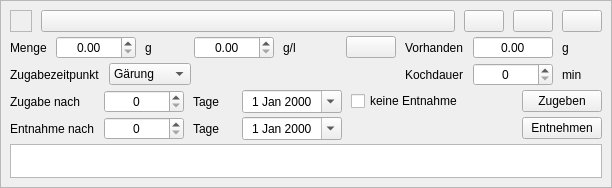
This is kleiner-brauhelfer/widgets/wdgweiterezutatgabe.ui in kleiner-brauhelfer/kleiner-brauhelfer-2 as Qt 5 draws it before an edit. The edited form follows.
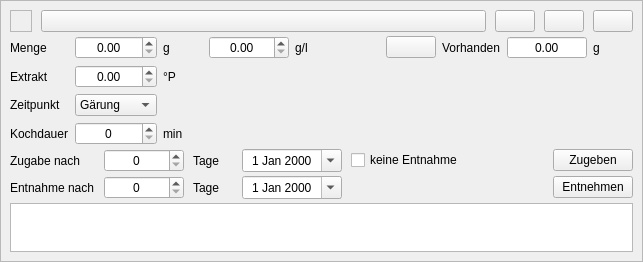
This is the edited form. Icons and pictures are not drawn. Custom widgets are drawn as their Qt base class.

Commit message: Eingabemöglichkeit des Extrakts (Anteil an Stammwürze) für Malzgaben und weitere Zutaten

The edit to the form file:
```diff
--- a/kleiner-brauhelfer/widgets/wdgweiterezutatgabe.ui
+++ b/kleiner-brauhelfer/widgets/wdgweiterezutatgabe.ui
@@ -6,8 +6,8 @@
    <rect>
     <x>0</x>
     <y>0</y>
-    <width>612</width>
-    <height>188</height>
+    <width>643</width>
+    <height>262</height>
    </rect>
   </property>
   <property name="autoFillBackground">
@@ -117,87 +117,50 @@
        </layout>
       </item>
       <item>
-       <layout class="QHBoxLayout" name="horizontalLayout_8">
-        <property name="spacing">
-         <number>9</number>
-        </property>
-        <item>
-         <widget class="QLabel" name="label_3">
-          <property name="text">
-           <string>Menge</string>
-          </property>
-         </widget>
-        </item>
-        <item>
-         <widget class="DoubleSpinBox" name="tbMengeTotal">
-          <property name="minimumSize">
-           <size>
-            <width>80</width>
-            <height>0</height>
-           </size>
-          </property>
+       <widget class="QWidget" name="wdgZugabezeitpunkt" native="true">
+        <layout class="QGridLayout" name="gridLayout_2">
+         <property name="leftMargin">
+          <number>0</number>
+         </property>
+         <property name="topMargin">
+          <number>0</number>
+         </property>
+         <property name="rightMargin">
+          <number>0</number>
+         </property>
+         <property name="bottomMargin">
+          <number>0</number>
+         </property>
+         <item row="2" column="1">
+          <widget class="ComboBox" name="cbZugabezeitpunkt">
           <property name="toolTip">
-           <string>&lt;html&gt;&lt;head/&gt;&lt;body&gt;&lt;p&gt;In diesem Feld gibt der Kleine Brauhelfer die &lt;span style=&quot; font-weight:600;&quot;&gt;Gesamtmenge&lt;/span&gt; für die &lt;span style=&quot; font-weight:600;&quot;&gt;Weitere Zutat &lt;/span&gt;berechnet auf die Ausschlagmenge im Rezept an. &lt;span style=&quot; font-weight:600;&quot;&gt;Ausschlagmenge&lt;/span&gt; meint hier die anfangs definierte &lt;span style=&quot; font-weight:600;&quot;&gt;Jungbiermenge&lt;/span&gt;.&lt;/p&gt;&lt;p&gt;&lt;span style=&quot; font-weight:600; color:#fc0107;&quot;&gt;Achtung:&lt;/span&gt; Wie jedes Rezept ist dies eine Kalkulation. Spätere Verluste, Abweichungen werden nicht berücksicht.&lt;/p&gt;&lt;/body&gt;&lt;/html&gt;</string>
-          </property>
-          <property name="alignment">
-           <set>Qt::AlignCenter</set>
-          </property>
-          <property name="decimals">
-           <number>2</number>
-          </property>
-          <property name="minimum">
-           <double>0.000000000000000</double>
-          </property>
-          <property name="maximum">
-           <double>9999.000000000000000</double>
-          </property>
-          <property name="singleStep">
-           <double>1.000000000000000</double>
-          </property>
-         </widget>
+            <string>&lt;html&gt;&lt;head/&gt;&lt;body&gt;&lt;p&gt;Dieser Reiter definiert den &lt;span style=&quot; font-weight:600;&quot;&gt;Zugabezeitpunkt&lt;/span&gt; der weiteren Zutat. Unterschieden wird zwischen Maischeprozess, Hopfenkochen und Gärung. Ausgenommen sind Hopfengaben in der Gärung, bekannt als Hopfenstopfen. Diese werden gesondert erfasst.&lt;/p&gt;&lt;p&gt;Der Zugabezeitpunkt kann entscheidend für den Gärverlauf und die Ausbeute sein, je nach Zutat. So wirken sich manche Zuckerarten oder Gewüze beim Kochen oder in der Gärung vollkommen unterschiedlich auf das &lt;span style=&quot; font-weight:600;&quot;&gt;Geschmacksergebnis&lt;/span&gt; aus.&lt;/p&gt;&lt;p&gt;Ist man sich bei diesem Schritt unsicher, hilft bei unbekannten oder nicht erprobten oder gut dokumentierten Zutaten eine gründliche Recherche in den einschlägigen Büchern und Foren. Ansonsten heißt es ausprobieren. Um unangenehme Überraschungen zu vermeiden gilt dabei &amp;quot;&lt;span style=&quot; font-weight:600;&quot;&gt;Weniger ist mehr&lt;/span&gt;&amp;quot;.&lt;/p&gt;&lt;/body&gt;&lt;/html&gt;</string>
+           </property>
+           <item>
+            <property name="text">
+             <string>Gärung</string>
+            </property>
         </item>
         <item>
-         <widget class="QLabel" name="lblEinheit">
-          <property name="minimumSize">
-           <size>
-            <width>40</width>
-            <height>0</height>
-           </size>
-          </property>
+            <property name="text">
+             <string>Kochen</string>
+            </property>
+           </item>
+           <item>
           <property name="text">
-           <string>g</string>
-          </property>
-         </widget>
-        </item>
-        <item>
-         <widget class="DoubleSpinBox" name="tbMenge">
-          <property name="minimumSize">
-           <size>
-            <width>80</width>
-            <height>0</height>
-           </size>
-          </property>
-          <property name="toolTip">
-           <string>&lt;html&gt;&lt;head/&gt;&lt;body&gt;&lt;p&gt;In diesem Feld wird die Menge &lt;span style=&quot; font-weight:600;&quot;&gt;Weiterer Zutaten &lt;/span&gt;in &lt;span style=&quot; font-weight:600;&quot;&gt;Gramm pro Liter&lt;/span&gt; angegeben.&lt;/p&gt;&lt;p&gt;&lt;span style=&quot; font-weight:600; color:#fc0107;&quot;&gt;Achtung: &lt;/span&gt;Der Kleine Brauhelder berechnet&lt;span style=&quot; font-weight:600;&quot;/&gt;Zutaten&lt;span style=&quot; font-weight:600;&quot;&gt; allein und ausschließlich&lt;/span&gt; für die &lt;span style=&quot; font-weight:600;&quot;&gt;Gesamtmenge&lt;/span&gt; des Rezeptes. Die Gesamtmenge meint allein die definierte &lt;span style=&quot; font-weight:600;&quot;&gt;Jungbiermenge&lt;/span&gt; des Rezeptes wie im Tab Rezept am Anfang der Rezepterstellung festgelegt.&lt;/p&gt;&lt;/body&gt;&lt;/html&gt;</string>
-          </property>
-          <property name="alignment">
-           <set>Qt::AlignCenter</set>
-          </property>
-          <property name="decimals">
-           <number>2</number>
-          </property>
-          <property name="minimum">
-           <double>0.000000000000000</double>
-          </property>
-          <property name="maximum">
-           <double>9999.000000000000000</double>
-          </property>
-          <property name="singleStep">
-           <double>0.100000000000000</double>
-          </property>
-         </widget>
-        </item>
-        <item>
+             <string>Maischen</string>
+            </property>
+           </item>
+          </widget>
+         </item>
+         <item row="2" column="0">
+          <widget class="QLabel" name="label">
+           <property name="text">
+            <string>Zeitpunkt</string>
+           </property>
+          </widget>
+         </item>
+         <item row="0" column="4">
          <widget class="QLabel" name="lblEinheitProLiter">
           <property name="minimumSize">
            <size>
@@ -210,50 +173,75 @@
           </property>
          </widget>
         </item>
-        <item>
-         <spacer name="horizontalSpacer_3">
-          <property name="orientation">
-           <enum>Qt::Horizontal</enum>
-          </property>
-          <property name="sizeHint" stdset="0">
+         <item row="0" column="3">
+          <widget class="DoubleSpinBox" name="tbMenge">
+           <property name="minimumSize">
            <size>
-            <width>40</width>
-            <height>20</height>
-           </size>
-          </property>
-         </spacer>
-        </item>
-        <item>
-         <widget class="QPushButton" name="btnAufbrauchen">
+             <width>80</width>
+             <height>0</height>
+            </size>
+           </property>
+           <property name="toolTip">
+            <string>&lt;html&gt;&lt;head/&gt;&lt;body&gt;&lt;p&gt;In diesem Feld wird die Menge &lt;span style=&quot; font-weight:600;&quot;&gt;Weiterer Zutaten &lt;/span&gt;in &lt;span style=&quot; font-weight:600;&quot;&gt;Gramm pro Liter&lt;/span&gt; angegeben.&lt;/p&gt;&lt;p&gt;&lt;span style=&quot; font-weight:600; color:#fc0107;&quot;&gt;Achtung: &lt;/span&gt;Der Kleine Brauhelder berechnet&lt;span style=&quot; font-weight:600;&quot;/&gt;Zutaten&lt;span style=&quot; font-weight:600;&quot;&gt; allein und ausschließlich&lt;/span&gt; für die &lt;span style=&quot; font-weight:600;&quot;&gt;Gesamtmenge&lt;/span&gt; des Rezeptes. Die Gesamtmenge meint allein die definierte &lt;span style=&quot; font-weight:600;&quot;&gt;Jungbiermenge&lt;/span&gt; des Rezeptes wie im Tab Rezept am Anfang der Rezepterstellung festgelegt.&lt;/p&gt;&lt;/body&gt;&lt;/html&gt;</string>
+           </property>
+           <property name="alignment">
+            <set>Qt::AlignCenter</set>
+           </property>
+           <property name="decimals">
+            <number>2</number>
+           </property>
+           <property name="minimum">
+            <double>0.000000000000000</double>
+           </property>
+           <property name="maximum">
+            <double>9999.000000000000000</double>
+           </property>
+           <property name="singleStep">
+            <double>0.100000000000000</double>
+           </property>
+          </widget>
+         </item>
+         <item row="1" column="0">
+          <widget class="QLabel" name="lblExtrakt">
+           <property name="text">
+            <string>Extrakt</string>
+           </property>
+          </widget>
+         </item>
+         <item row="3" column="1">
+          <widget class="SpinBox" name="tbKochdauer">
           <property name="minimumSize">
            <size>
-            <width>50</width>
+             <width>80</width>
             <height>0</height>
            </size>
           </property>
-          <property name="maximumSize">
-           <size>
-            <width>50</width>
-            <height>16777215</height>
-           </size>
-          </property>
           <property name="toolTip">
-           <string>&lt;html&gt;&lt;head/&gt;&lt;body&gt;&lt;p&gt;Ein Klick auf den Pfeil trägt die &lt;span style=&quot; font-weight:600;&quot;&gt;gesamte Menge&lt;/span&gt; der Zutat aus der Rohstoffliste ein.&lt;/p&gt;&lt;p&gt;Diese Funktion macht Sinn bei Restbeständen, bei größeren Mengen verständlicherweise nicht.&lt;/p&gt;&lt;/body&gt;&lt;/html&gt;</string>
-          </property>
-          <property name="icon">
-           <iconset resource="../images.qrc">
-            <normaloff>:/images/uebertrag_links.svg</normaloff>:/images/uebertrag_links.svg</iconset>
-          </property>
-         </widget>
-        </item>
-        <item>
+            <string>&lt;html&gt;&lt;head/&gt;&lt;body&gt;&lt;p&gt;In diesem Feld wird die &lt;span style=&quot; font-weight:600;&quot;&gt;Kochdauer&lt;/span&gt; für die weitere Zutat definiert, so diese beim Hopfenkochen zugegeben wird. Beim Maischen und in der Gärung sollte dieser Wert mit Null angegeben werden.&lt;/p&gt;&lt;p&gt;Die Kochdauer kann entscheidend in der Betonung von &lt;span style=&quot; font-weight:600;&quot;&gt;Geschmacksnoten&lt;/span&gt; sein, da sich Zugaben beim Kochen zeitlich vollkommen unterschiedlich verhalten können oder später das Verhalten anderer Zugaben beeinflussen. Ein Beispiel hierfür ist Hefe, aber auch Gewürzeinträge unterscheiden sich maßgebend, je nachdem ob heiß oder kalt zugegeben.&lt;/p&gt;&lt;p&gt;Dies rührt unter anderem daher, dass Molekülketten bei mit höherer Temperatur und längerer Zeit aufgespalten werden können und sich Geschmacks- oder Geruchskomponenten &lt;span style=&quot; font-weight:600;&quot;&gt;unterschiedlich dominant&lt;/span&gt; verhalten.&lt;/p&gt;&lt;/body&gt;&lt;/html&gt;</string>
+           </property>
+           <property name="alignment">
+            <set>Qt::AlignCenter</set>
+           </property>
+           <property name="maximum">
+            <number>999</number>
+           </property>
+          </widget>
+         </item>
+         <item row="0" column="0">
+          <widget class="QLabel" name="label_3">
+           <property name="text">
+            <string>Menge</string>
+           </property>
+          </widget>
+         </item>
+         <item row="0" column="7">
          <widget class="QLabel" name="lblVorhanden">
           <property name="text">
            <string>Vorhanden</string>
           </property>
          </widget>
         </item>
-        <item>
+         <item row="0" column="8">
          <widget class="DoubleSpinBox" name="tbVorhanden">
           <property name="minimumSize">
            <size>
@@ -281,108 +269,38 @@
           </property>
          </widget>
         </item>
-        <item>
-         <widget class="QLabel" name="lblEinheit2">
+         <item row="0" column="6">
+          <widget class="QPushButton" name="btnAufbrauchen">
           <property name="minimumSize">
            <size>
-            <width>40</width>
+             <width>50</width>
             <height>0</height>
            </size>
           </property>
-          <property name="text">
-           <string>g</string>
-          </property>
-         </widget>
-        </item>
-       </layout>
-      </item>
-      <item>
-       <widget class="QWidget" name="wdgZugabezeitpunkt" native="true">
-        <layout class="QHBoxLayout" name="horizontalLayout_9">
-         <property name="spacing">
-          <number>9</number>
-         </property>
-         <property name="leftMargin">
-          <number>0</number>
-         </property>
-         <property name="topMargin">
-          <number>0</number>
-         </property>
-         <property name="rightMargin">
-          <number>0</number>
-         </property>
-         <property name="bottomMargin">
-          <number>0</number>
-         </property>
-         <item>
-          <widget class="QLabel" name="label">
-           <property name="text">
-            <string>Zugabezeitpunkt</string>
-           </property>
-          </widget>
-         </item>
-         <item>
-          <widget class="ComboBox" name="cbZugabezeitpunkt">
+           <property name="maximumSize">
+            <size>
+             <width>50</width>
+             <height>16777215</height>
+            </size>
+           </property>
            <property name="toolTip">
             <string>&lt;html&gt;&lt;head/&gt;&lt;body&gt;&lt;p&gt;Dieser Reiter definiert den &lt;span style=&quot; font-weight:600;&quot;&gt;Zugabezeitpunkt&lt;/span&gt; der weiteren Zutat. Unterschieden wird zwischen Maischeprozess, Hopfenkochen und Gärung. Ausgenommen sind Hopfengaben in der Gärung, bekannt als Hopfenstopfen. Diese werden gesondert erfasst.&lt;/p&gt;&lt;p&gt;Der Zugabezeitpunkt kann entscheidend für den Gärverlauf und die Ausbeute sein, je nach Zutat. So wirken sich manche Zuckerarten oder Gewüze beim Kochen oder in der Gärung vollkommen unterschiedlich auf das &lt;span style=&quot; font-weight:600;&quot;&gt;Geschmacksergebnis&lt;/span&gt; aus.&lt;/p&gt;&lt;p&gt;Ist man sich bei diesem Schritt unsicher, hilft bei unbekannten oder nicht erprobten oder gut dokumentierten Zutaten eine gründliche Recherche in den einschlägigen Büchern und Foren. Ansonsten heißt es ausprobieren. Um unangenehme Überraschungen zu vermeiden gilt dabei &amp;quot;&lt;span style=&quot; font-weight:600;&quot;&gt;Weniger ist mehr&lt;/span&gt;&amp;quot;.&lt;/p&gt;&lt;/body&gt;&lt;/html&gt;</string>
            </property>
-           <item>
-            <property name="text">
-             <string>Gärung</string>
-            </property>
-           </item>
-           <item>
-            <property name="text">
-             <string>Kochen</string>
-            </property>
-           </item>
-           <item>
-            <property name="text">
-             <string>Maischen</string>
-            </property>
-           </item>
+           <property name="icon">
+            <iconset resource="../images.qrc">
+             <normaloff>:/images/uebertrag_links.svg</normaloff>:/images/uebertrag_links.svg</iconset>
+           </property>
           </widget>
          </item>
-         <item>
-          <spacer name="horizontalSpacer">
-           <property name="orientation">
-            <enum>Qt::Horizontal</enum>
-           </property>
-           <property name="sizeHint" stdset="0">
-            <size>
-             <width>40</width>
-             <height>20</height>
-            </size>
-           </property>
-          </spacer>
-         </item>
-         <item>
-          <widget class="QWidget" name="wdgKochdauer" native="true">
-           <layout class="QHBoxLayout" name="horizontalLayout">
-            <property name="spacing">
-             <number>9</number>
-            </property>
-            <property name="leftMargin">
-             <number>0</number>
-            </property>
-            <property name="topMargin">
-             <number>0</number>
-            </property>
-            <property name="rightMargin">
-             <number>0</number>
-            </property>
-            <property name="bottomMargin">
-             <number>0</number>
-            </property>
-            <item>
-             <widget class="QLabel" name="label_6">
+         <item row="3" column="0">
+          <widget class="QLabel" name="lblKochdauer">
               <property name="text">
                <string>Kochdauer</string>
               </property>
              </widget>
             </item>
-            <item>
-             <widget class="SpinBox" name="tbDauerMin">
+         <item row="0" column="1">
+          <widget class="DoubleSpinBox" name="tbMengeTotal">
               <property name="minimumSize">
                <size>
                 <width>80</width>
@@ -395,13 +313,73 @@
               <property name="alignment">
                <set>Qt::AlignCenter</set>
               </property>
+           <property name="decimals">
+            <number>2</number>
+           </property>
+           <property name="minimum">
+            <double>0.000000000000000</double>
+           </property>
               <property name="maximum">
-               <number>999</number>
-              </property>
-             </widget>
-            </item>
-            <item>
-             <widget class="QLabel" name="label_5">
+            <double>9999.000000000000000</double>
+           </property>
+           <property name="singleStep">
+            <double>1.000000000000000</double>
+           </property>
+          </widget>
+         </item>
+         <item row="0" column="9">
+          <widget class="QLabel" name="lblEinheit2">
+           <property name="minimumSize">
+            <size>
+             <width>40</width>
+             <height>0</height>
+            </size>
+           </property>
+           <property name="text">
+            <string>g</string>
+           </property>
+          </widget>
+         </item>
+         <item row="0" column="5">
+          <spacer name="horizontalSpacer_3">
+           <property name="orientation">
+            <enum>Qt::Horizontal</enum>
+           </property>
+           <property name="sizeHint" stdset="0">
+            <size>
+             <width>40</width>
+             <height>20</height>
+            </size>
+           </property>
+          </spacer>
+         </item>
+         <item row="1" column="1">
+          <widget class="DoubleSpinBox" name="tbExtrakt">
+           <property name="minimumSize">
+            <size>
+             <width>80</width>
+             <height>0</height>
+            </size>
+           </property>
+           <property name="alignment">
+            <set>Qt::AlignCenter</set>
+           </property>
+           <property name="decimals">
+            <number>2</number>
+           </property>
+           <property name="minimum">
+            <double>0.000000000000000</double>
+           </property>
+           <property name="maximum">
+            <double>9999.000000000000000</double>
+           </property>
+           <property name="singleStep">
+            <double>0.100000000000000</double>
+           </property>
+          </widget>
+         </item>
+         <item row="3" column="2">
+          <widget class="QLabel" name="lblKochdauerEinheit">
               <property name="minimumSize">
                <size>
                 <width>40</width>
@@ -413,7 +391,30 @@
               </property>
              </widget>
             </item>
-           </layout>
+         <item row="0" column="2">
+          <widget class="QLabel" name="lblEinheit">
+           <property name="minimumSize">
+            <size>
+             <width>40</width>
+             <height>0</height>
+            </size>
+           </property>
+           <property name="text">
+            <string>g</string>
+           </property>
+          </widget>
+         </item>
+         <item row="1" column="2">
+          <widget class="QLabel" name="lblExtraktEinheit">
+           <property name="minimumSize">
+            <size>
+             <width>40</width>
+             <height>0</height>
+            </size>
+           </property>
+           <property name="text">
+            <string>°P</string>
+           </property>
           </widget>
          </item>
         </layout>
@@ -626,6 +627,11 @@
    <extends>QDoubleSpinBox</extends>
    <header>widgets/doublespinbox.h</header>
   </customwidget>
+  <customwidget>
+   <class>ComboBox</class>
+   <extends>QComboBox</extends>
+   <header>widgets/combobox.h</header>
+  </customwidget>
   <customwidget>
    <class>DateEdit</class>
    <extends>QDateEdit</extends>
@@ -636,11 +642,6 @@
    <extends>QSpinBox</extends>
    <header>widgets/spinbox.h</header>
   </customwidget>
-  <customwidget>
-   <class>ComboBox</class>
-   <extends>QComboBox</extends>
-   <header>widgets/combobox.h</header>
-  </customwidget>
  </customwidgets>
  <tabstops>
   <tabstop>btnLoeschen</tabstop>
```
Left out of the diff: 7 changed lines with no effect on the pictures. Lines whose indentation alone changed are shown as unchanged. The commit also changes 11 other files.
